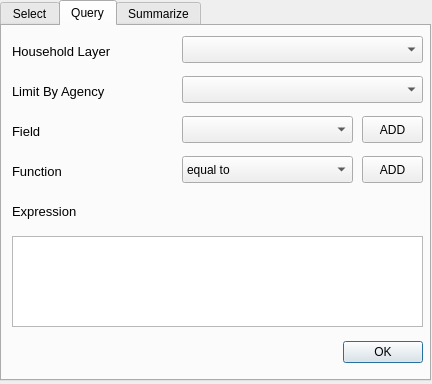
Above: mhcvam_household_dialog.ui from benhur07b/mhcvam before the change. Below: the same form after it.
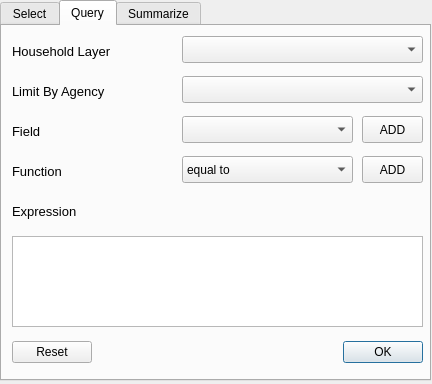
That is the form after the change. The open tabs and pages were chosen to show the change. Custom widgets are drawn as their Qt base class.

Commit message: Added Reset button to clear selection and query in HH and Brgy; Field boxes now show full descriptions not just codes.

The edit to the form file:
```diff
--- a/mhcvam_household_dialog.ui
+++ b/mhcvam_household_dialog.ui
@@ -295,9 +295,9 @@
     <widget class="QDialogButtonBox" name="queryHHButtonBox">
      <property name="geometry">
       <rect>
-       <x>330</x>
+       <x>10</x>
        <y>310</y>
-       <width>91</width>
+       <width>411</width>
        <height>32</height>
       </rect>
      </property>
@@ -305,7 +305,7 @@
       <enum>Qt::Horizontal</enum>
      </property>
      <property name="standardButtons">
-      <set>QDialogButtonBox::Ok</set>
+      <set>QDialogButtonBox::Ok|QDialogButtonBox::Reset</set>
      </property>
      <property name="centerButtons">
       <bool>false</bool>
```
The commit also changes 5 other files.
